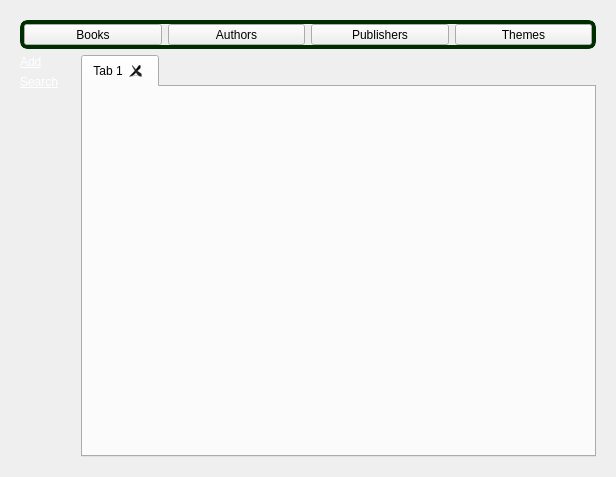
The window that src/gui/UI/OperationsWidget.ui (jgastal/plivros) describes before a commit, drawn with Qt 5.
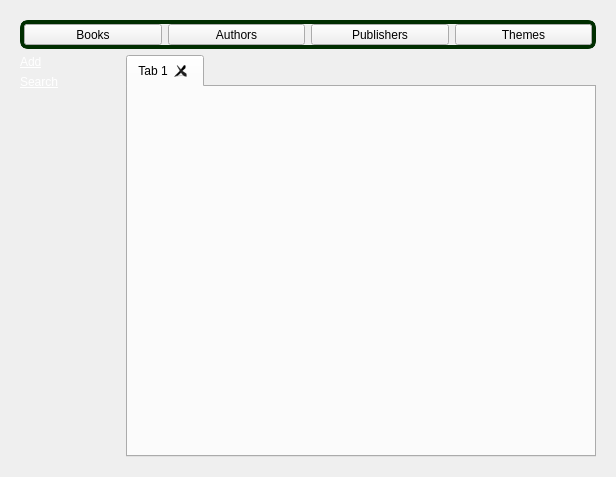
The same window after the commit.

Commit message: Adds more space for add/search links(in other languages the words are bigger).

What changed in the file:
```diff
--- a/src/gui/UI/OperationsWidget.ui
+++ b/src/gui/UI/OperationsWidget.ui
@@ -125,7 +125,7 @@
         </property>
         <property name="maximumSize">
          <size>
-          <width>55</width>
+          <width>100</width>
           <height>16777215</height>
          </size>
         </property>
@@ -166,7 +166,7 @@
         </property>
         <property name="maximumSize">
          <size>
-          <width>55</width>
+          <width>100</width>
           <height>16777215</height>
          </size>
         </property>
```
